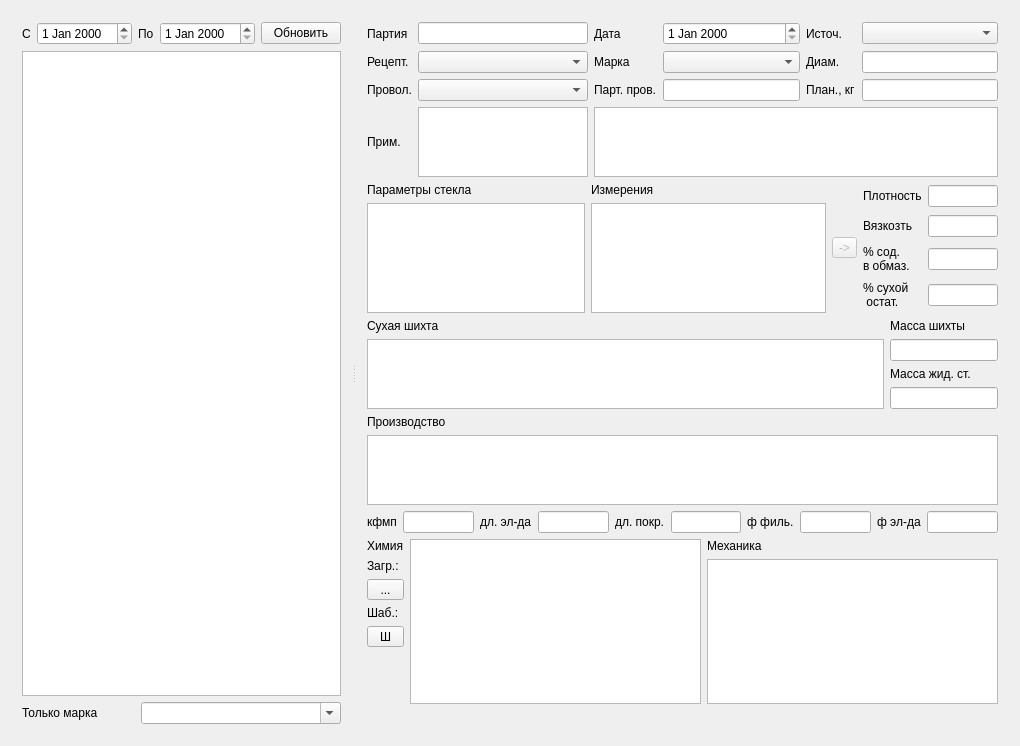
Old version of the form mainwidget.ui in the repository Sergeyego/el_part.
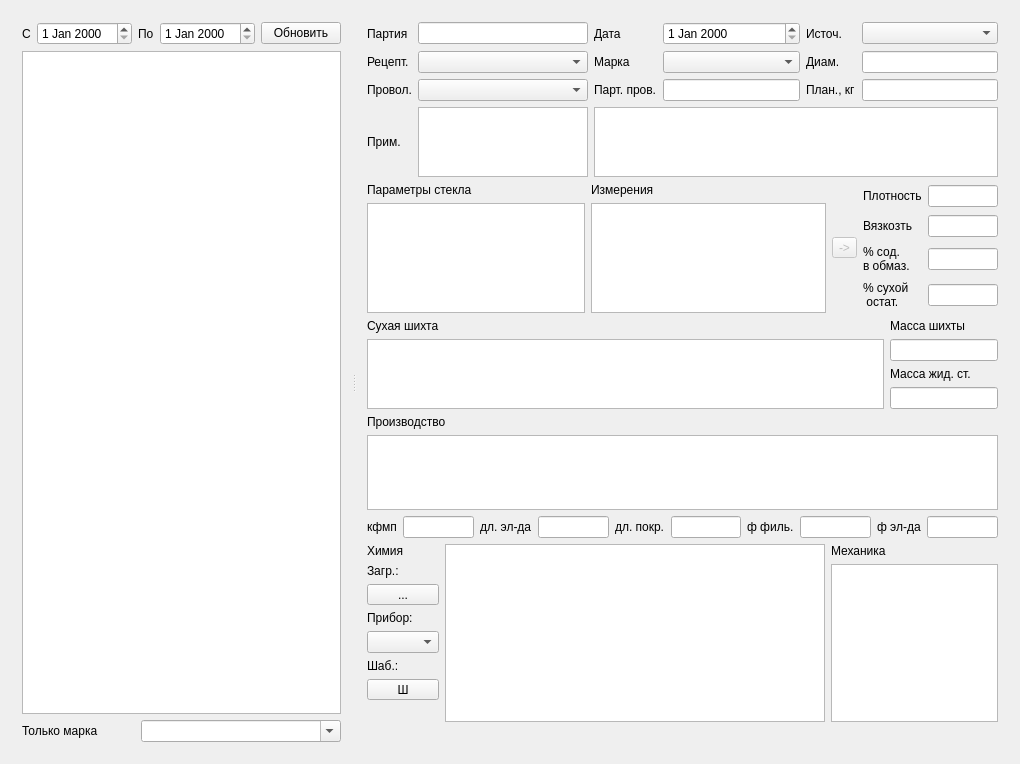
New version of the form. Custom widgets are drawn as their Qt base class.

Commit message: Добавлен прибор

```diff
--- a/mainwidget.ui
+++ b/mainwidget.ui
@@ -7,7 +7,7 @@
     <x>0</x>
     <y>0</y>
     <width>1020</width>
-    <height>746</height>
+    <height>764</height>
    </rect>
   </property>
   <property name="windowTitle">
@@ -701,6 +701,16 @@
              </property>
             </widget>
            </item>
+           <item>
+            <widget class="QLabel" name="label_33">
+             <property name="text">
+              <string>Прибор:</string>
+             </property>
+            </widget>
+           </item>
+           <item>
+            <widget class="QComboBox" name="comboBoxChemDev"/>
+           </item>
            <item>
             <widget class="QLabel" name="label_32">
              <property name="text">
@@ -742,7 +752,14 @@
          <item>
           <layout class="QVBoxLayout" name="verticalLayout_5">
            <item>
-            <widget class="DbViewer" name="tableViewChem"/>
+            <widget class="DbViewer" name="tableViewChem">
+             <property name="minimumSize">
+              <size>
+               <width>380</width>
+               <height>0</height>
+              </size>
+             </property>
+            </widget>
            </item>
           </layout>
          </item>
```
The commit also changes 6 other files.
